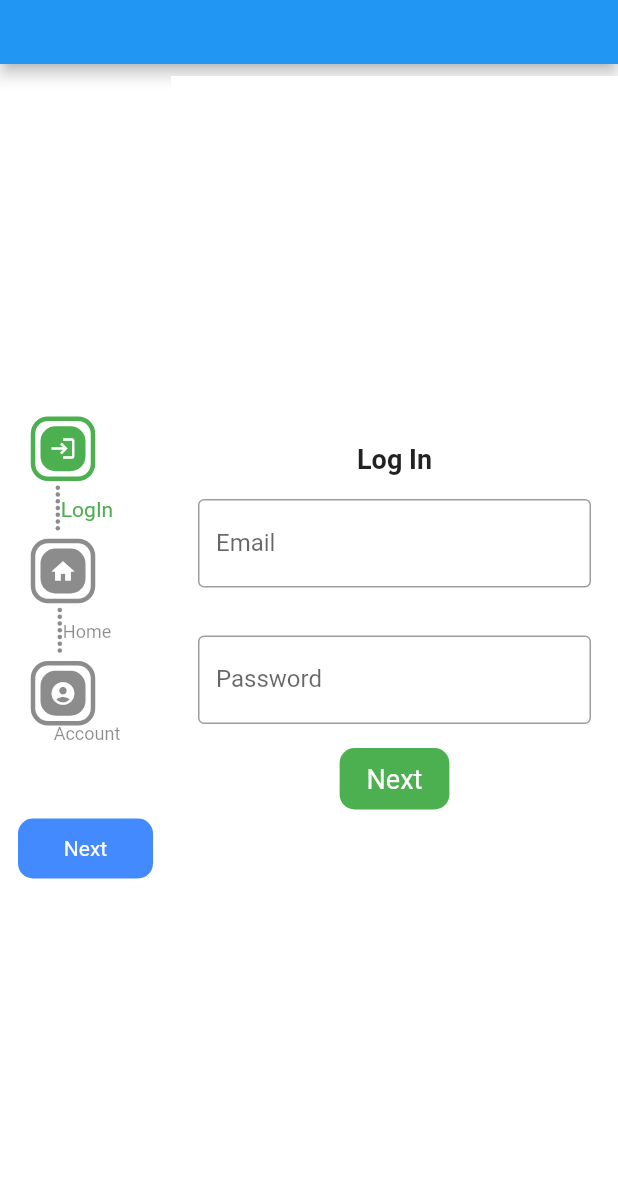
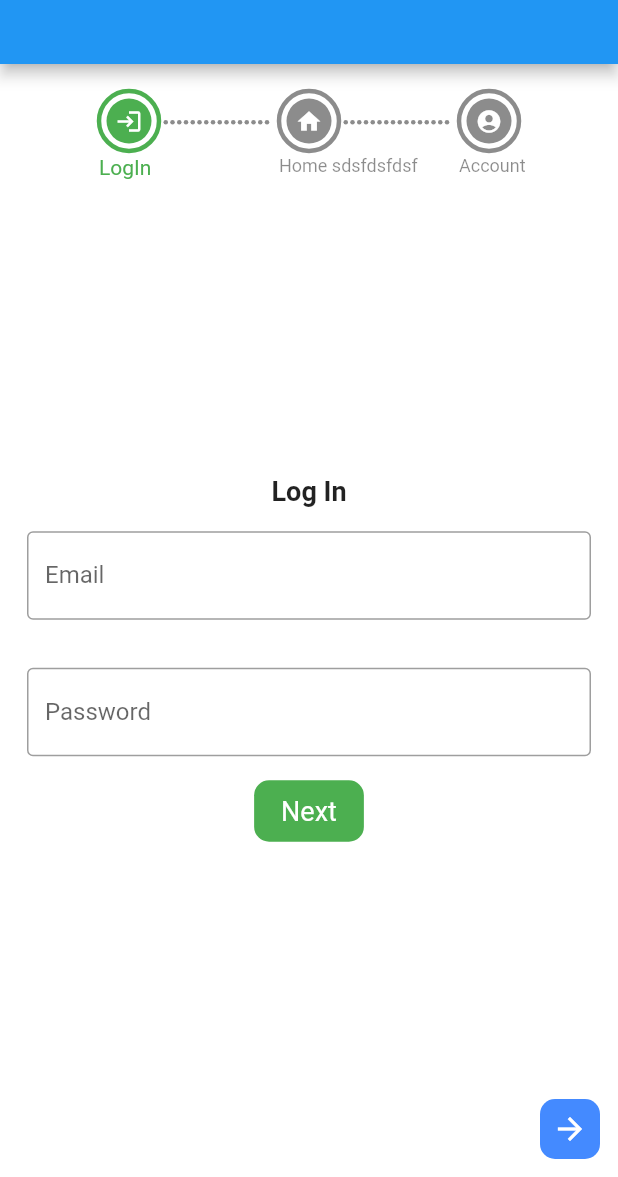
Before and after one commit to uttom41/StepperA, a Flutter app: the ExampleTwo screen opened directly, on a phone screen of 412 x 824 dp, the part 59-1236 px from its top. Run offline on Flutter 3.47's test engine with Material 2 defaults, Android fonts, the phone set to English and light mode, and no system bars.

```diff
--- a/example/lib/example_two.dart
+++ b/example/lib/example_two.dart
@@ -38,10 +38,10 @@ class _ExampleTwoState extends State<ExampleTwo> {
                 right: 0,
                 bottom: 0, //MediaQuery.of(context).size.height-240
                 child: StepperA(
-                    stepperSize: const Size(90, 300),
-                    borderShape: BorderShape.rRect,
+                    stepperSize: const Size(300, 95),
+                    borderShape: BorderShape.circle,
                     borderType: BorderType.straight,
-                    stepperAxis: Axis.vertical,
+                    stepperAxis: Axis.horizontal,
                     lineType: LineType.dotted,
                     stepperBackgroundColor: Colors.transparent,
                     stepperAController: controller,
@@ -49,7 +49,7 @@ class _ExampleTwoState extends State<ExampleTwo> {
                     stepWidth: 40,
                     stepBorder: true,
                     pageSwipe: true,
-                    formValidation: true,
+                    formValidation: false,
 
                     // floatingPreviousButton: FloatingButton(
                     //     buttonIconColor: Colors.white,
@@ -68,7 +68,7 @@ class _ExampleTwoState extends State<ExampleTwo> {
                     //     )
                     // ),
                     previousButton: (int index) => StepperAButton(
-                      width: 90,
+                      width: 40,
                       height: 40,
                       buttonWidget: const Icon(
                         Icons.arrow_back,
@@ -76,15 +76,19 @@ class _ExampleTwoState extends State<ExampleTwo> {
                       ),
                     ),
                     forwardButton: (index) => StepperAButton(
-                      width: index == 0 ? 90 : 90,
-                      height: 40,
-                      buttonWidget: index == 3
-                          ? const Text('Complete', style: TextStyle(fontSize: 14, color: Colors.white))
-                          : const Text('Next', style: TextStyle(fontSize: 14, color: Colors.white)),
+                        width: index == 0 ? 40 : 40,
+                        height: 40,
+                        buttonWidget: const Icon(
+                          Icons.arrow_forward,
+                          color: Colors.white,
+                        )
+                        // index == 3
+                      //     ? const Text('Complete', style: TextStyle(fontSize: 14, color: Colors.white))
+                      //     : const Text('Next', style: TextStyle(fontSize: 14, color: Colors.white)),
                     ),
                     customSteps: [
                       const CustomSteps(stepsIcon: Icons.login, title: "LogIn"),
-                      const CustomSteps(stepsIcon: Icons.home, title: "Home"),
+                      const CustomSteps(stepsIcon: Icons.home, title: "Home sdsfdsfdsf"),
                       const CustomSteps(stepsIcon: Icons.account_circle, title: "Account"),
                       if(_notifier.index) CustomSteps(image: Image.asset("assets/pic/pay.png",color: Colors.white,), title: "Payment"),
                     ],
--- a/lib/src/interface/step_page/a_widget.dart
+++ b/lib/src/interface/step_page/a_widget.dart
@@ -11,6 +11,6 @@ import 'package:stepper_a/src/interface/step_page/style_mixin.dart';
 abstract class IWidget  with StyleMixin {
 
   Widget buildBorder(int index);
-  Widget buildLine(int index, double size);
+  Widget buildLine(int index, double size,Color color);
   Widget buildWidget(int index, Widget child);
 }
--- a/lib/src/interface/step_page/step_style.dart
+++ b/lib/src/interface/step_page/step_style.dart
@@ -31,14 +31,14 @@ mixin StepStyle on IStepPage {
       ///line between step circles
       if (index != StepperModel().notifier.getTotalSteps - 1) {
         steps.add(
-            buildLine(index, StepperModel().stepperSize.width)
+            buildLine(index, StepperModel().stepperSize.width,getLineColor(index))
         );
       }
     }
     return steps;
   }
 
-
+///todo: horizontal step text field alignment update
   @override
   List<Widget> buildCustomStep() {
     List<Widget> steps = [];
@@ -58,13 +58,18 @@ mixin StepStyle on IStepPage {
                   child: buildCustomInnerElementOfStepper(index),
                 )
               ]),
-              if (index != StepperModel().notifier.getTotalSteps - 1)buildLine(index, StepperModel().stepperSize.width),
+              if (index != StepperModel().notifier.getTotalSteps - 1)buildLine(index, StepperModel().stepperSize.width,getLineColor(index)),
             ],
           ),
-          if(StepperModel().customSteps![index].title != null)Center(
+          if(StepperModel().customSteps![index].title != null)Container(
+            padding: const EdgeInsets.only(top: 3),
+            alignment: Alignment.center,
+           // width: StepperModel().stepWidth +10,
             child: Text(
               StepperModel().customSteps![index].title??"",
               softWrap: true,
+
+              maxLines: 1,
               style: TextStyle(
                   fontSize: index ==  StepperModel().notifier.currentIndex ? 14 : 12,
                   color: index ==  StepperModel().notifier.currentIndex
@@ -75,7 +80,7 @@ mixin StepStyle on IStepPage {
         ],
       )
       :Column(
-          crossAxisAlignment: CrossAxisAlignment.start,
+          crossAxisAlignment: CrossAxisAlignment.center,
           children: [
             Stack(children: [
               if (StepperModel().stepBorder)buildBorder(index),
@@ -85,15 +90,20 @@ mixin StepStyle on IStepPage {
                 child: buildCustomInnerElementOfStepper(index),
               )
             ]),
-            Row(
-              mainAxisAlignment: MainAxisAlignment.center,
+            Column(
+              crossAxisAlignment: CrossAxisAlignment.center,
               children: [
-                if (index != StepperModel().notifier.getTotalSteps - 1)buildLine(index, StepperModel().stepperSize.width),
-                if(StepperModel().customSteps![index].title != null)Center(
-                  child: Padding(
-                    padding: const EdgeInsets.only(left: 2.0),
-                    child: Text(
+                //if (index != StepperModel().notifier.getTotalSteps - 1)
+                  buildLine(index, StepperModel().stepperSize.width,
+                      index ==  StepperModel().notifier.currentIndex
+                          ? StepperModel().step.currentStepColor
+                          : getBorderColor(index)
+                  ),
+                if(StepperModel().customSteps![index].title != null)Text(
                   StepperModel().customSteps![index].title??"",
+                  maxLines: 2,
+                  textAlign: TextAlign.center,
+                  overflow: TextOverflow.ellipsis,
                   softWrap: true,
                   style: TextStyle(
                       fontSize: index ==  StepperModel().notifier.currentIndex ? 14 : 12,
@@ -101,8 +111,7 @@ mixin StepStyle on IStepPage {
                           ? getBorderColor(index)
                           : StepperModel().step.inactiveStepColor),
                 ),
-                  ),
-                )
+                if (index != StepperModel().notifier.getTotalSteps - 1)buildLine(index, StepperModel().stepperSize.width,getLineColor(index)),
               ],
             ),
 
--- a/lib/src/interface/step_page/widget_mixin.dart
+++ b/lib/src/interface/step_page/widget_mixin.dart
@@ -36,9 +36,9 @@ mixin WidgetMixin on IWidget {
   }
 
   @override
-  Widget buildLine(int index, double size) {
+  Widget buildLine(int index, double size,Color color) {
     return StepperLine(
-      lineColor: getLineColor(index),
+      lineColor: color,
       length: CalculateLength(
           size: size,
           width: StepperModel().stepWidth,
--- a/lib/src/line.dart
+++ b/lib/src/line.dart
@@ -135,8 +135,8 @@ class CalculateLength {
   double length() {
     double stepSiz = width * stepSize;
     double lineSize = size - stepSiz;
-    return 40 < (lineSize / (stepSize - 1)) - 10
+    return 30 < (lineSize / (stepSize - 1)) - 10
         ? (lineSize / (stepSize - 1)) - 10
-        : 40;
+        : 30;
   }
 }
```
Lines whose indentation alone changed are shown as unchanged.
